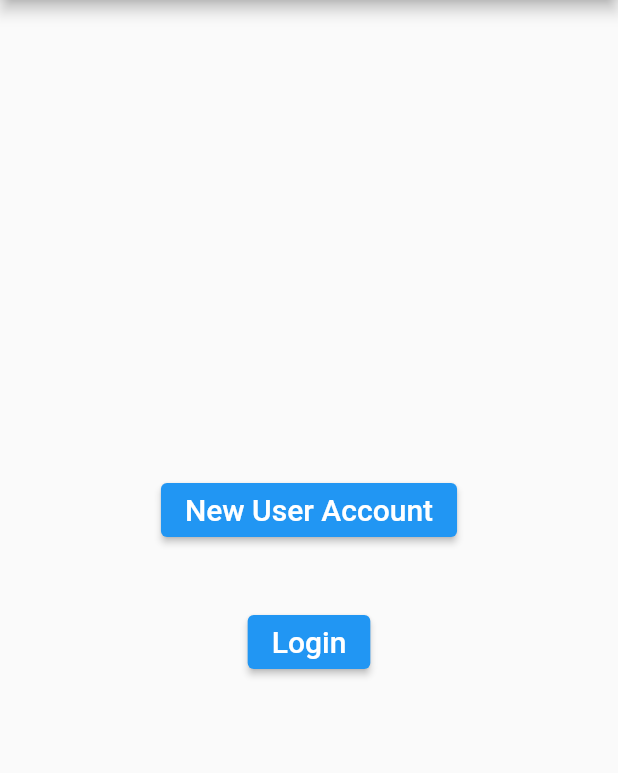
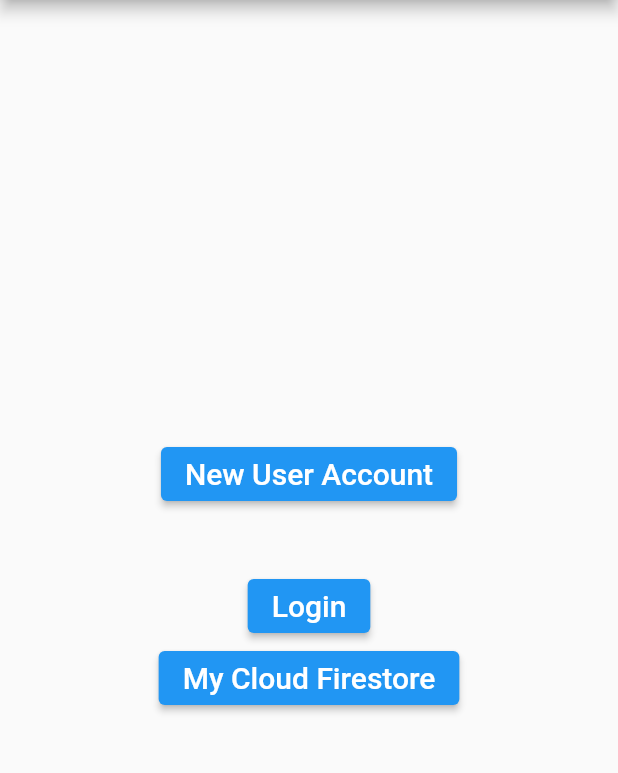
Before and after one commit to elfayqkhalid/firebase, a Flutter app: the screen it shows after launch, on a phone screen of 412 x 824 dp, the part 84-857 px from its top. Run offline on Flutter 3.47's test engine with Material 2 defaults, Android fonts, the phone set to English and light mode, and no system bars; our stand-ins replace cloud_firestore, firebase_auth, firebase_core, firebase_database, firebase_storage; accounts and stored records are empty.

Commit message:
commit 4

```diff
--- a/lib/home.dart
+++ b/lib/home.dart
@@ -40,6 +40,15 @@ class _HomeState extends State<Home> {
                   Navigator.pushNamed(context, 'Login');
                 },
               ),
+              ElevatedButton(
+                child: Text(
+                  'My Cloud Firestore',
+                  style: TextStyle(fontSize: 20, color: Colors.white),
+                ),
+                onPressed: () {
+                  Navigator.pushNamed(context, 'Firestore');
+                },
+              ),
             ],
           ),
         ),
--- a/lib/main.dart
+++ b/lib/main.dart
@@ -5,6 +5,7 @@ import 'package:flutter/cupertino.dart';
 import 'home.dart';
 import 'service.dart';
 import 'package:firebase_core/firebase_core.dart';
+import 'my_firestore.dart';
 
 void main() async {
   WidgetsFlutterBinding.ensureInitialized();
@@ -28,6 +29,7 @@ class _MyAppState extends State<MyApp> {
         'NewAccount': (context) => NewAccount(),
         'Service': (context) => Service(),
         'Home': (context) => Home(),
+        'Firestore': (context) => MyCloud(),
       },
     );
   }
--- /dev/null
+++ b/lib/my_firestore.dart
@@ -0,0 +1,43 @@
+import 'package:firebase/database_manager.dart';
+import 'package:flutter/material.dart';
+import 'package:firebase_database/firebase_database.dart';
+import 'package:cloud_firestore/cloud_firestore.dart';
+
+class MyCloud extends StatefulWidget {
+  @override
+  _MyCloudState createState() => _MyCloudState();
+}
+
+class _MyCloudState extends State<MyCloud> {
+  List<Widget> dataListWidget(AsyncSnapshot snapshot) {
+    return snapshot.data.documents.map<Widget>((document) {
+      return ListTile(
+        title: Text(document["Name"]),
+        subtitle: Text(document["City"]),
+      );
+    }).toList();
+  }
+
+  @override
+  Widget build(BuildContext context) {
+    return MaterialApp(
+      home: Scaffold(
+        appBar: AppBar(
+          title: Text('My Cloud Firestore'),
+        ),
+        body: Container(
+          child: StreamBuilder(
+            stream:
+                FirebaseFirestore.instance.collection('customers').snapshots(),
+            builder: (context, snapshot) {
+              return ListView(
+                //dataListWidget(snapshot) to display your data in the ListView widget
+                children: dataListWidget(snapshot),
+              );
+            },
+          ),
+        ),
+      ),
+    );
+  }
+}
```
